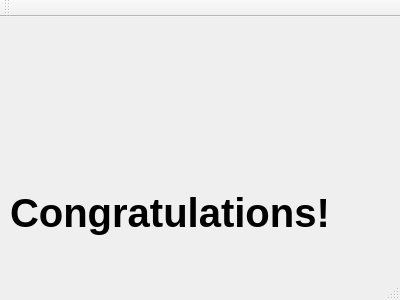
Before: the Qt Designer form mainwindow.ui in jeanpierrethach/FreeFlow-Grid-Solver-, drawn with Qt 5.
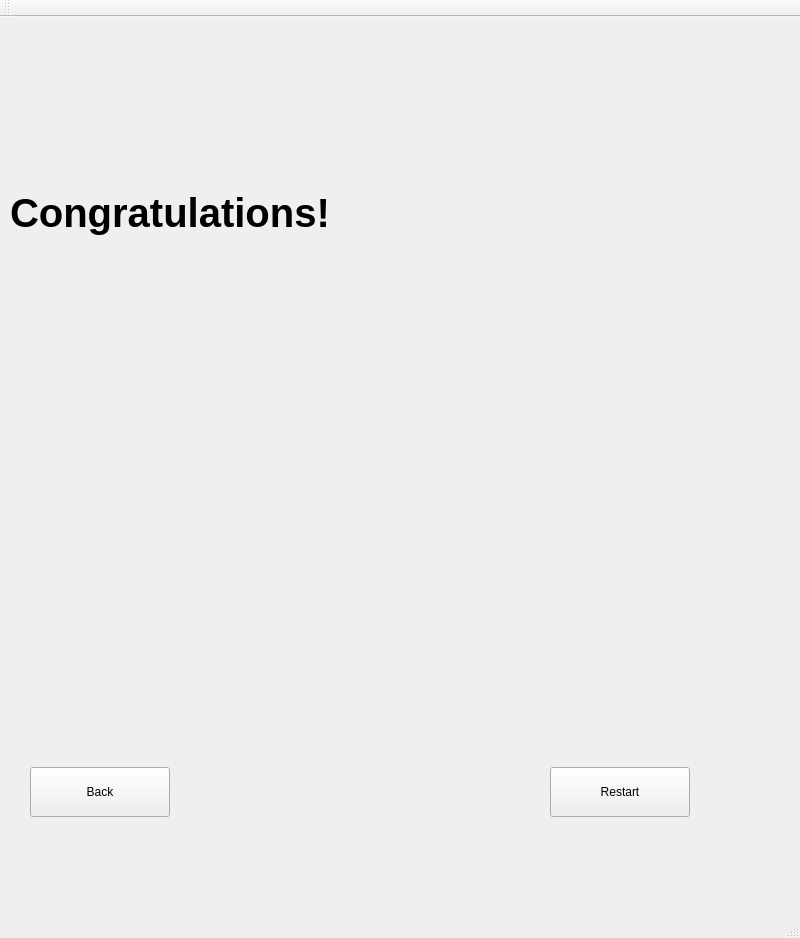
After: the same form once the commit is applied.

Commit message: Added back to start menu and restart level buttons

Patch:
```diff
--- a/mainwindow.ui
+++ b/mainwindow.ui
@@ -6,8 +6,8 @@
    <rect>
     <x>0</x>
     <y>0</y>
-    <width>400</width>
-    <height>300</height>
+    <width>800</width>
+    <height>938</height>
    </rect>
   </property>
   <property name="windowTitle">
@@ -34,6 +34,32 @@
      <string>Congratulations!</string>
     </property>
    </widget>
+   <widget class="QPushButton" name="back">
+    <property name="geometry">
+     <rect>
+      <x>30</x>
+      <y>750</y>
+      <width>140</width>
+      <height>50</height>
+     </rect>
+    </property>
+    <property name="text">
+     <string>Back</string>
+    </property>
+   </widget>
+   <widget class="QPushButton" name="restart">
+    <property name="geometry">
+     <rect>
+      <x>550</x>
+      <y>750</y>
+      <width>140</width>
+      <height>50</height>
+     </rect>
+    </property>
+    <property name="text">
+     <string>Restart</string>
+    </property>
+   </widget>
   </widget>
   <widget class="QMenuBar" name="menuBar">
    <property name="geometry">
```
Left out of the diff: 4 changed lines with no effect on the pictures. The commit also changes 3 other files.
